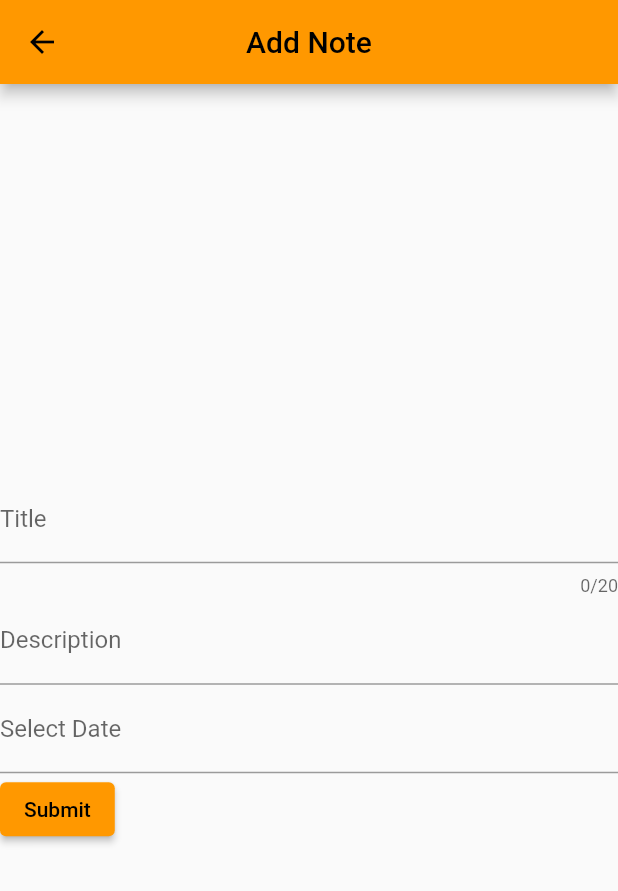
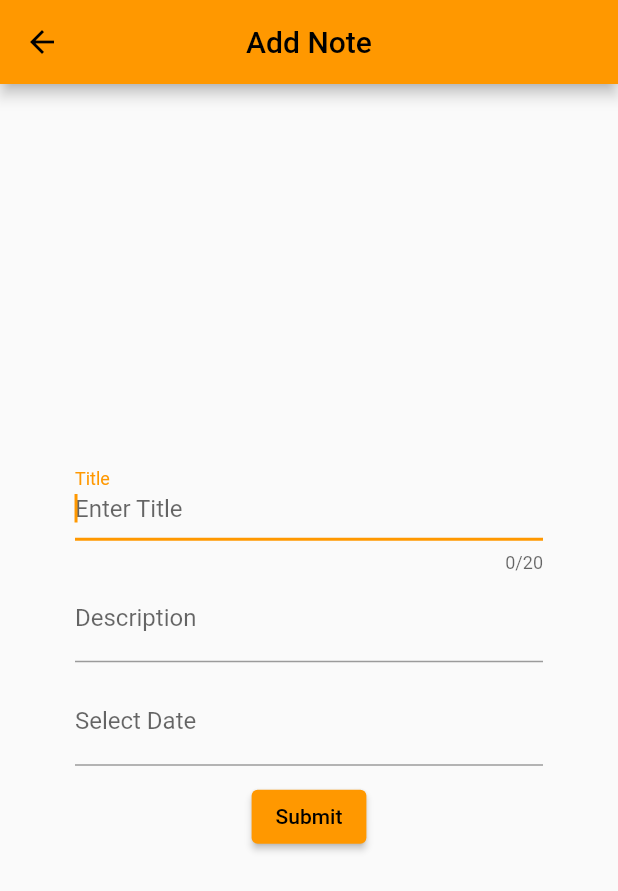
Before and after one commit to wishtree-ajoshi/ToDoApp, a Flutter app: the screen it shows after launch, after a tap on the "add" icon, on a phone screen of 412 x 824 dp. Shown: the top 891 px of the screen. Run offline on Flutter 3.47's test engine with Material 2 defaults, Android fonts, the phone set to English and light mode, and no system bars; drawn by our look-alikes of date_time_picker; our stand-ins replace hive, hive_flutter; accounts and stored records are empty.

Commit message:
Changes and fixes

```diff
--- a/lib/activity/display_notes.dart
+++ b/lib/activity/display_notes.dart
@@ -71,8 +71,7 @@ class _NotesDisplayState extends State<NotesDisplay> {
                 });
               }),
           onTap: () async {
-            print(">>>>>>>>${notesList}");
-            notesList = await Navigator.push(
+            String result = await Navigator.push(
                 context,
                 MaterialPageRoute(
                   builder: (context) => NoteUpdate(
@@ -83,7 +82,9 @@ class _NotesDisplayState extends State<NotesDisplay> {
                       toDisplay: notesList[index]['toDisplay'],
                       isCompleted: notesList[index]['isCompleted']),
                 ));
-            getListOfNotes();
+            if (result == 'updated') {
+              getListOfNotes();
+            }
           },
           tileColor: Colors.orange.shade200,
           onLongPress: () {
@@ -94,14 +95,16 @@ class _NotesDisplayState extends State<NotesDisplay> {
       )),
       floatingActionButton: FloatingActionButton(
         onPressed: () async {
-          notesList = await Navigator.push(
+          String result = await Navigator.push(
               context,
               MaterialPageRoute(
                 builder: (context) => AddNotes(
                   notesList: [notesList],
                 ),
               ));
-          getListOfNotes();
+          if (result == 'added') {
+            getListOfNotes();
+          }
         },
         elevation: 10,
         isExtended: true,
--- a/lib/activity/notes_add.dart
+++ b/lib/activity/notes_add.dart
@@ -23,18 +23,7 @@ TextEditingController detailsController = TextEditingController();
 class _AddNotesState extends State<AddNotes> {
   @override
   void initState() {
-    WidgetsBinding.instance.addPostFrameCallback((timeStamp) {
-      getListOfNotes();
-    });
     super.initState();
-  }
-
-  getListOfNotes() async {
-    widget.notesList = await HiveDataModel.getNotes();
-    widget.notesList
-        .sort((a, b) => a['toBeCompleted'].compareTo(b['toBeCompleted']));
-
-    setState(() {});
   }
 
   @override
@@ -44,12 +33,15 @@ class _AddNotesState extends State<AddNotes> {
         title: const Text('Add Note'),
         centerTitle: true,
       ),
-      body: Center(
+      body: Padding(
+        padding: const EdgeInsets.all(50),
+        child: Center(
             child: Column(
           mainAxisSize: MainAxisSize.min,
           crossAxisAlignment: CrossAxisAlignment.start,
           children: [
             TextFormField(
+              autofocus: true,
               controller: titleController,
               maxLength: 20,
               decoration: const InputDecoration(
@@ -62,7 +54,9 @@ class _AddNotesState extends State<AddNotes> {
                 label: Text("Description"),
               ),
             ),
-          DateTimePicker(
+            Padding(
+              padding: const EdgeInsets.only(top: 10),
+              child: DateTimePicker(
                 dateMask: 'dd/MM/yyyy',
                 initialDate: DateTime.now(),
                 firstDate: DateTime.now(),
@@ -80,7 +74,11 @@ class _AddNotesState extends State<AddNotes> {
                   }
                 },
               ),
-          ElevatedButton(
+            ),
+            Center(
+              child: Padding(
+                padding: const EdgeInsets.all(10),
+                child: ElevatedButton(
                   onPressed: () {
                     HiveDataModel.addNote(key: HiveDataModel.id, value: {
                       'Title': titleController.text,
@@ -93,15 +91,17 @@ class _AddNotesState extends State<AddNotes> {
                     title = titleController.text;
                     desc = detailsController.text;
                     HiveDataModel.id = HiveDataModel.id + 1;
-              getListOfNotes();
                     titleController.clear();
                     detailsController.clear();
-              Navigator.of(context).pop(widget.notesList);
+                    Navigator.of(context).pop('added');
                   },
                   child: const Text('Submit'),
                 ),
+              ),
+            ),
           ],
         )),
+      ),
     );
   }
 }
--- a/lib/activity/notesdisplay.dart
+++ b/lib/activity/notesdisplay.dart
@@ -1,4 +1,8 @@
 /*
+
+
+///ABANDONED
+
 
 import 'package:date_time_picker/date_time_picker.dart';
 import 'package:flutter/material.dart';
```
Also changed, not shown: lib/activity/notes_update.dart (+15 -16 lines). Lines whose indentation alone changed are shown as unchanged.
